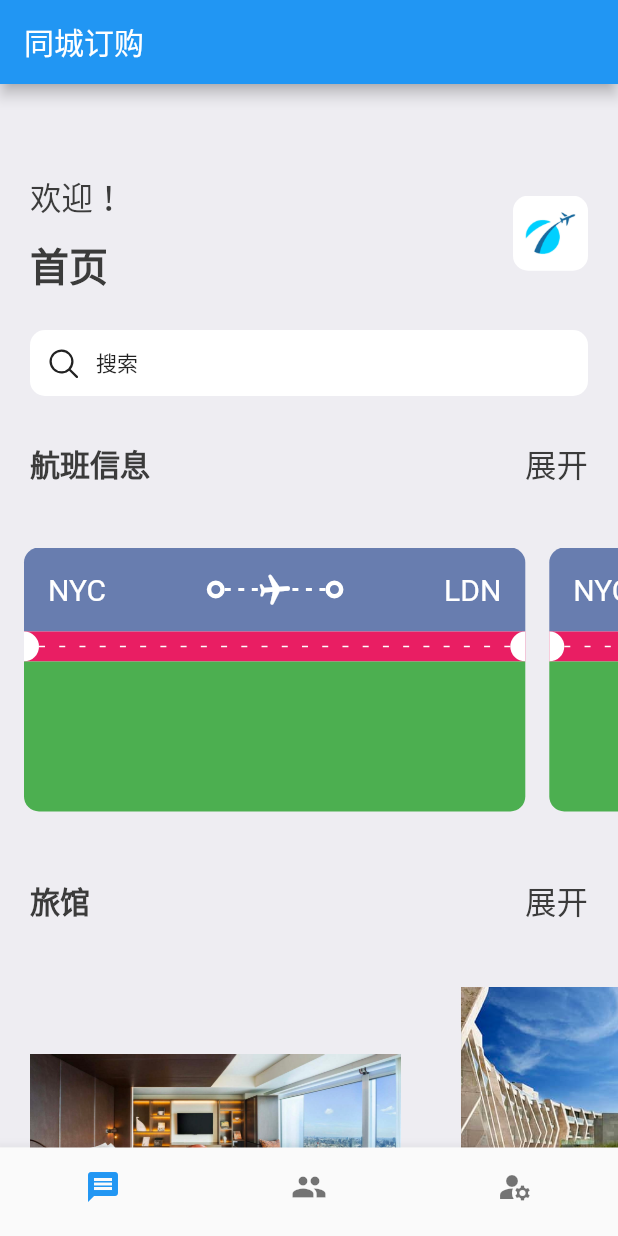
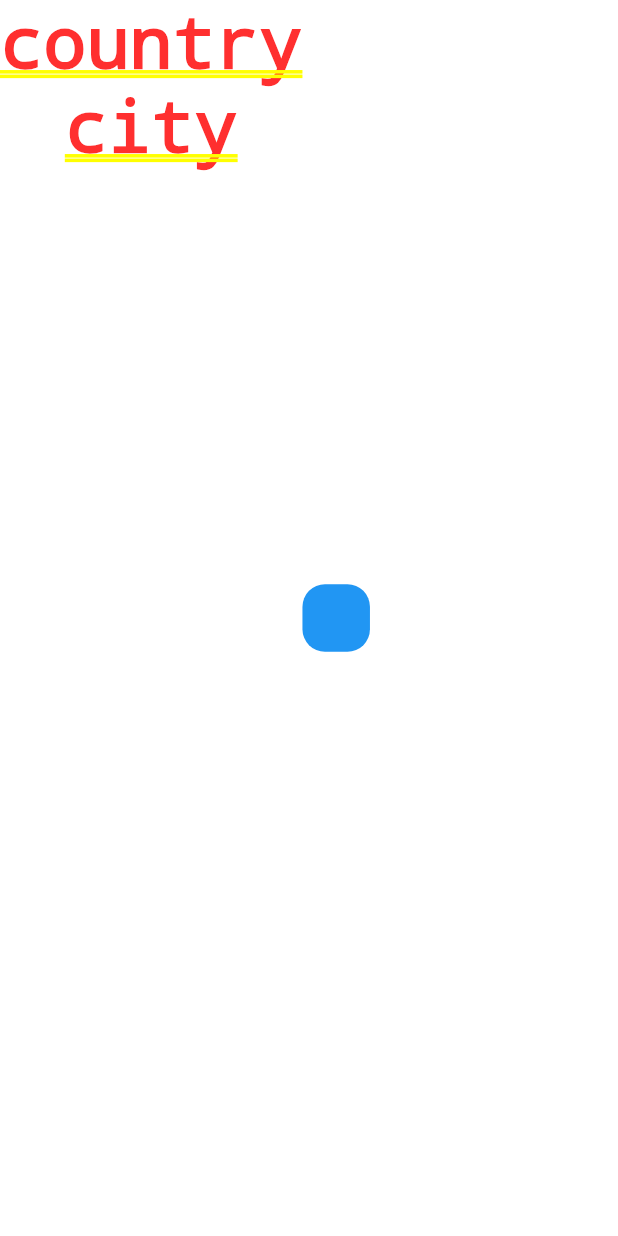
Before and after one commit to southrivers/flutter-foot-demo, a Flutter app: the screen it shows after launch, on a phone screen of 412 x 824 dp. Run offline on Flutter 3.47's test engine with Material 2 defaults, Android fonts, the phone set to English and light mode, and no system bars.

Commit message:
初始化工程

```diff
--- /dev/null
+++ b/lib/home/main_foot_page.dart
@@ -0,0 +1,37 @@
+import 'package:flutter/cupertino.dart';
+import 'package:flutter/material.dart';
+
+class MainFoodPage extends StatefulWidget {
+  const MainFoodPage({Key? key}) : super(key: key);
+
+  @override
+  State<MainFoodPage> createState() => _MainFoodPageState();
+}
+
+class _MainFoodPageState extends State<MainFoodPage> {
+  @override
+  Widget build(BuildContext context) {
+    return Container(
+      child: Container(
+        child: Row(
+          children: [
+            Column(
+              children: [
+                Text("country"),
+                Text("city")
+              ],
+            ),
+            Container(
+              width: 45,
+              height: 45,
+              decoration: BoxDecoration(
+                borderRadius: BorderRadius.circular(15),
+                color: Colors.blue,
+              ),
+            )
+          ],
+        ),
+      ),
+    );
+  }
+}
--- a/lib/main.dart
+++ b/lib/main.dart
@@ -1,6 +1,7 @@
 
 
 import 'package:flutter/material.dart';
+import 'package:hw/home/main_foot_page.dart';
 import 'package:hw/screens/bottom_bar.dart';
 import 'package:hw/utils/app_style.dart';
 
@@ -15,11 +16,11 @@ class MyApp extends StatelessWidget {
   Widget build(BuildContext context) {
     return MaterialApp(
       debugShowCheckedModeBanner: false,
-      title: "同城订购",
+      title: "Flutter Demo",
       theme: ThemeData(
-        primaryColor: primary,
+        primaryColor: Colors.blue,
       ),
-      home: BottomBar(),
+      home: MainFoodPage(),
     );
   }
 }
--- a/lib/screens/bottom_bar.dart
+++ /dev/null
@@ -1,54 +0,0 @@
-import 'package:flutter/cupertino.dart';
-import 'package:flutter/material.dart';
-import 'package:hw/screens/home_screen.dart';
-
-class BottomBar extends StatefulWidget {
-  const BottomBar({Key? key}) : super(key: key);
-
-  @override
-  State<BottomBar> createState() => _BottomBarState();
-}
-
-class _BottomBarState extends State<BottomBar> {
-  int _selectIndex = 0;
-
-  static final List<Widget> _widgetOption = <Widget>[
-    HomeScreen(),
-    Text("user List"),
-    Text("settings")
-  ];
-
-  void _onTap(int index) {
-    setState(() {
-      _selectIndex = index;
-    });
-    // print('${index}');
-  }
-
-  @override
-  Widget build(BuildContext context) {
-    return Scaffold(
-      appBar: AppBar(
-        title: Text("同城订购"),
-      ),
-      body: Center(child: _widgetOption[_selectIndex]),
-      bottomNavigationBar: BottomNavigationBar(
-        currentIndex: _selectIndex,
-        type: BottomNavigationBarType.fixed,
-        onTap: _onTap,
-        showUnselectedLabels: false,
-        showSelectedLabels: false,
-        items: [
-          BottomNavigationBarItem(
-              icon: Icon(
-                Icons.message,
-              ),
-              label: "消息"),
-          BottomNavigationBarItem(icon: Icon(Icons.people), label: "通信录"),
-          BottomNavigationBarItem(
-              icon: Icon(Icons.manage_accounts), label: "用户中心")
-        ],
-      ),
-    );
-  }
-}
--- a/lib/screens/home_screen.dart
+++ /dev/null
@@ -1,106 +0,0 @@
-import 'package:fluentui_icons/fluentui_icons.dart';
-import 'package:flutter/cupertino.dart';
-import 'package:flutter/material.dart';
-import 'package:gap/gap.dart';
-import 'package:hw/screens/hotel_screen.dart';
-import 'package:hw/screens/ticket_view.dart';
-import 'package:hw/utils/title_component.dart';
-
-import '../utils/app_style.dart';
-
-class HomeScreen extends StatelessWidget {
-  const HomeScreen({Key? key}) : super(key: key);
-
-  @override
-  Widget build(BuildContext context) {
-    return Scaffold(
-      backgroundColor: Styles.bfColor,
-      body: ListView(
-        children: [
-          Container(
-            padding: EdgeInsets.symmetric(horizontal: 20, vertical: 20),
-            child: Column(
-              children: [
-                Gap(40),
-                Row(
-                  mainAxisAlignment: MainAxisAlignment.spaceBetween,
-                  children: [
-                    Column(
-                      crossAxisAlignment: CrossAxisAlignment.start,
-                      children: [
-                        Text(
-                          "欢迎！",
-                          style: Styles.textStyle
-                              .copyWith(color: Styles.textColor),
-                        ),
-                        Gap(10),
-                        Text("首页", style: Styles.headLineStyle1,)
-                      ],
-                    ),
-                    Container(
-                      height: 50,
-                      width: 50,
-                      decoration: BoxDecoration(
-                          borderRadius: BorderRadius.circular(10),
-                          image: DecorationImage(
-                              image: AssetImage("assets/images/img_1.png"))),
-                    )
-                  ],
-                ),
-                Gap(25),
-                Container(
-                  padding: EdgeInsets.symmetric(horizontal: 10, vertical: 10),
-                  decoration: BoxDecoration(
-                    borderRadius: BorderRadius.circular(10),
-                    color: Colors.white
-                  ),
-                  child: Row(
-                    children: [
-                      Icon(FluentSystemIcons.ic_fluent_search_regular),
-                      Gap(10),
-                      Text("搜索")
-                    ],
-                  ),
-                ),
-                Gap(30),
-                TitleComp(leftTitle: "航班信息", rightTitle: "展开")
-              ],
-              //  后续列表
-            ),
-          ),
-          Gap(20),
-          SingleChildScrollView(
-            scrollDirection: Axis.horizontal,
-            child: Row(
-              children: [
-                TicketView(),
-                TicketView()
-              ],
-            ),
-          ),
-          Gap(20),
-          Container(
-            child:TitleComp(leftTitle: "旅馆", rightTitle: "展开"),
-            margin: EdgeInsets.symmetric(horizontal: 20),
-            decoration: BoxDecoration(
-            ),
-          ),
-          // 存放图片
-          Gap(20),
-          SingleChildScrollView(
-            scrollDirection: Axis.horizontal,
-            child: Row(
-              children: [
-                HotelScreen(loc: "assets/images/one.png",),
-                HotelScreen(loc: "assets/images/two.png",),
-                HotelScreen(loc: "assets/images/three.png",)
-              ],
-            ),
-          )
-        ],
-      ),
-    );
-  }
-}
-
-//keytool -genkey -v -keystore ~/workspace/flutter/apk.jks -keyalg RSA -keysize 2048 -validity 2000 -alias wesapk
--- a/lib/screens/hotel_screen.dart
+++ /dev/null
@@ -1,27 +0,0 @@
-import 'package:flutter/cupertino.dart';
-import 'package:hw/utils/app_layout.dart';
-
-import '../utils/app_style.dart';
-
-class HotelScreen extends StatelessWidget {
-  final String loc;
-  const HotelScreen({Key? key, required this.loc}) : super(key: key);
-
-  @override
-  Widget build(BuildContext context) {
-    final size = AppLayout.getScreenSize(context);
-    return Container(
-      width: size.width*0.6,
-      height: 250,
-      margin: EdgeInsets.symmetric(horizontal: 20),
-      decoration: BoxDecoration(
-        // color: Styles.primaryColor,
-        image: DecorationImage(
-          image: AssetImage(
-            loc,
-          )
-        )
-      ),
-    );
-  }
-}
--- a/lib/screens/ticket_view.dart
+++ /dev/null
@@ -1,154 +0,0 @@
-import 'package:flutter/cupertino.dart';
-import 'package:flutter/material.dart';
-import 'package:hw/utils/app_layout.dart';
-import 'package:hw/utils/app_style.dart';
-import 'package:hw/widgets/circle_container.dart';
-
-class TicketView extends StatelessWidget {
-  const TicketView({Key? key}) : super(key: key);
-
-  @override
-  Widget build(BuildContext context) {
-    final size = AppLayout.getScreenSize(context);
-    return SizedBox(
-      height: 200,
-      width: size.width*.85,
-      child: Container(
-        margin: EdgeInsets.only(left: 16),
-        child: Column(
-          children: [
-            Container(
-              padding: EdgeInsets.all(16),
-              decoration: BoxDecoration(
-                  color: Styles.primaryColor,
-                  borderRadius: BorderRadius.only(
-                      topLeft: Radius.circular(10),
-                      topRight: Radius.circular(10))),
-              child: Row(
-                children: [
-                  Text(
-                    "NYC",
-                    style: Styles.headLineStyle2.copyWith(
-                        color: Colors.white, fontWeight: FontWeight.normal),
-                  ),
-                  Spacer(),
-                  CircleContainer(),
-                  Expanded(
-                      child: Stack(children: [
-                        SizedBox(
-                          //layoutbuilder的好处在于能够获取对应的距离大小
-                          height: 24,// 必须要设置height、否则会出现偏移的问题
-                          child: LayoutBuilder(
-                            builder: (BuildContext, BoxConstraints) {
-                              print('${BoxConstraints.constrainWidth()}');
-                              return Flex(
-                                direction: Axis.horizontal,
-                                mainAxisAlignment: MainAxisAlignment.spaceBetween,
-                                children: List.generate(
-                                    (BoxConstraints.constrainWidth() / 8).floor(),
-                                        (index) => SizedBox(
-                                      width: 4,
-                                      height: 2,
-                                      child: Container(
-                                        decoration:
-                                        BoxDecoration(color: Colors.white),
-                                      ),
-                                    )),
-                              );
-                            },
-                          ),
-                        ),
-                        Center(
-                            child: Transform.rotate(
-                              angle: 1.5,
-                              child: Icon(
-                                Icons.local_airport_rounded,
-                                color: Colors.white,
-                              ),
-                            ))
-                      ])),
-                  CircleContainer(),
-                  Spacer(),
-                  Text(
-                    "LDN",
-                    style: Styles.headLineStyle2.copyWith(
-                        color: Colors.white, fontWeight: FontWeight.normal),
-                  )
-                ],
-              ),
-            ),
-            Stack(
-              children: [
-                Container(
-                  height: 20,
-                  width: AppLayout.getScreenSize(context).width,
-                  decoration: BoxDecoration(
-                      color: Colors.pink
-                  ),
-                  child: SizedBox(),
-                ),
-                Row(
-                  mainAxisAlignment: MainAxisAlignment.spaceBetween,
-                  children: [
-                    Container(
-                      height: 20,
-                      width: 10,
-                      decoration: BoxDecoration(
-                        color: Colors.white,
-                        borderRadius: BorderRadius.only(
-                          topRight: Radius.circular(10),
-                          bottomRight: Radius.circular(10)
-                        )
-                      ),
-                    ),
-                    Expanded(child: SizedBox(
-                      child: LayoutBuilder(
-                        builder: (BuildContext , BoxConstraints ) {
-                          return Flex(
-                            direction: Axis.horizontal,
-                            mainAxisAlignment: MainAxisAlignment.spaceBetween,
-                            // TODO
-                            children: List.generate((BoxConstraints.constrainWidth()/13).floor(), (index) =>
-                                SizedBox(
-                                  height: 1,
-                                  width: 4,
-                                  child: Container(
-                                    decoration: BoxDecoration(
-                                      color: Colors.white
-                                    ),
-                                  ),
-                                )),
-                          );
-                        },
-                      ),
-                    )),
-                    Container(
-                      height: 20,
-                      width: 10,
-                      decoration: BoxDecoration(
-                          color: Colors.white,
-                          borderRadius: BorderRadius.only(
-                            topLeft: Radius.circular(10),
-                            bottomLeft: Radius.circular(10)
-                          )
-                      ),
-                    )
-                  ],
-                )
-              ],
-            ),
-            Container(
-              height: 100,
-              padding: EdgeInsets.all(10),
-              width: AppLayout.getScreenSize(context).width,
-              decoration: BoxDecoration(
-                color: Colors.green,
-                borderRadius: BorderRadius.only(bottomLeft: Radius.circular(10),bottomRight: Radius.circular(10))
-              ),
-            )
-          ],
-        ),
-      ),
-    );
-  }
-}
--- a/lib/utils/app_layout.dart
+++ /dev/null
@@ -1,8 +0,0 @@
-import 'package:flutter/cupertino.dart';
-
-class AppLayout {
-
-  static getScreenSize(BuildContext context) {
-    return MediaQuery.of(context).size;
-  }
-}
--- a/lib/utils/app_style.dart
+++ /dev/null
@@ -1,14 +0,0 @@
-import 'package:flutter/material.dart';
-// 这种方式定义的变量是全局变量，不需要定义成static类型的
-Color primary = const Color(0xff687daf);
-
-class Styles {
-  // static 变量可以全局引用，但是需要包括在class里面
-  static Color primaryColor = primary;
-  static Color textColor = Color(0xff3b3b3b);
-  static Color bfColor = Color(0xffeeedf2);
-  static Color orangeColor = Color(0xff526799);
-  static TextStyle textStyle = TextStyle(color: textColor,fontSize: 21,fontWeight: FontWeight.w500);
-  static TextStyle headLineStyle1 = TextStyle(color: textColor, fontSize: 26, fontWeight: FontWeight.bold);
-  static TextStyle headLineStyle2 = TextStyle(color: textColor, fontSize: 20, fontWeight: FontWeight.bold);
-}
--- a/lib/utils/title_component.dart
+++ /dev/null
@@ -1,27 +0,0 @@
-import 'package:flutter/cupertino.dart';
-import 'package:flutter/material.dart';
-import 'package:hw/utils/app_style.dart';
-
-class TitleComp extends StatelessWidget {
-  final String leftTitle;
-  final String rightTitle;
-
-  const TitleComp({Key? key, required this.leftTitle, required this.rightTitle}) : super(key: key);
-
-  @override
-  Widget build(BuildContext context) {
-    return Row(
-      mainAxisAlignment: MainAxisAlignment.spaceBetween,
-      children: [
-        Text(leftTitle, style: Styles.headLineStyle2,),
-        InkWell(
-          // 这里是匿名函数，也可以单独定义具名函数
-          onTap: () {
-            print("hello");
-          },
-            child: Text(rightTitle, style: Styles.textStyle.copyWith(fontWeight: FontWeight.normal),)
-        )
-      ],
-    );
-  }
-}
--- a/lib/widgets/circle_container.dart
+++ /dev/null
@@ -1,17 +0,0 @@
-import 'package:flutter/cupertino.dart';
-import 'package:flutter/material.dart';
-
-class CircleContainer extends StatelessWidget {
-  const CircleContainer({Key? key}) : super(key: key);
-
-  @override
-  Widget build(BuildContext context) {
-    return Container(
-      padding: EdgeInsets.all(3),
-      decoration: BoxDecoration(
-        borderRadius: BorderRadius.circular(20),
-        border: Border.all(width: 3, color: Colors.white)
-      ),
-    );
-  }
-}
```
